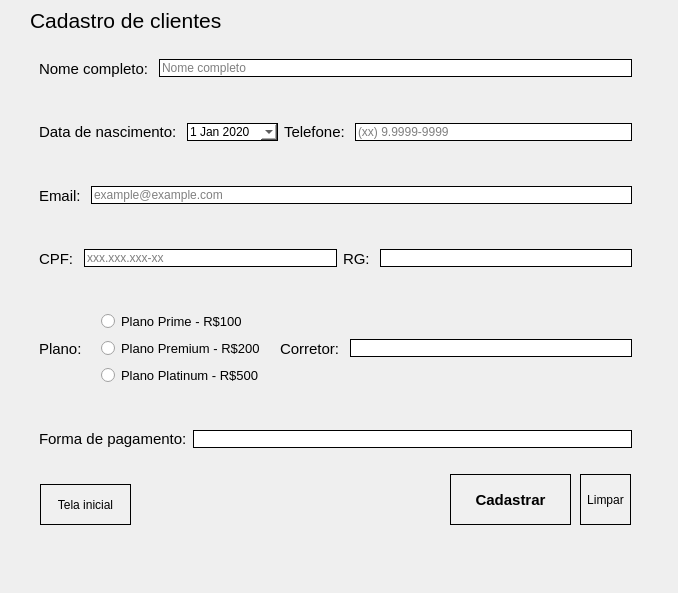
E-Fernandez-Albuquerque/Projeto_IF, file cadastrar.ui: the form before one commit.
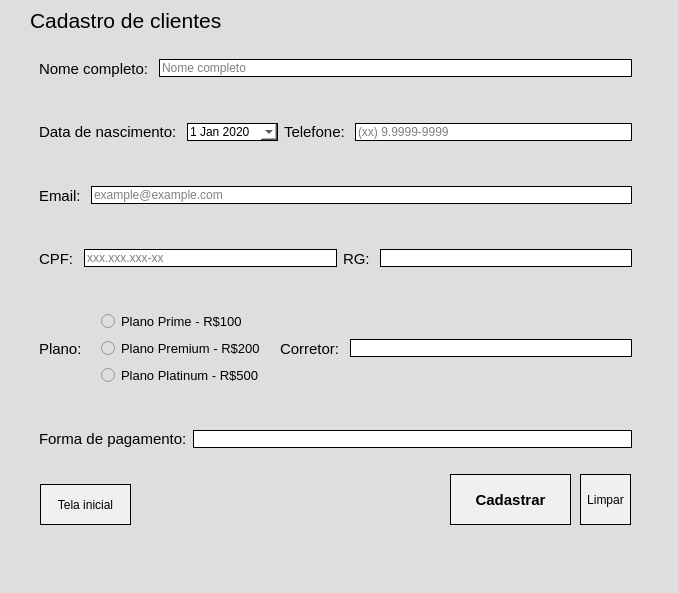
The form after the commit.

```diff
--- a/cadastrar.ui
+++ b/cadastrar.ui
@@ -13,6 +13,9 @@
   <property name="windowTitle">
    <string>Cadastro</string>
   </property>
+  <property name="styleSheet">
+   <string notr="true">background-color: rgb(222, 222, 222);</string>
+  </property>
   <widget class="QWidget" name="centralwidget">
    <widget class="QLabel" name="label">
     <property name="geometry">
```
